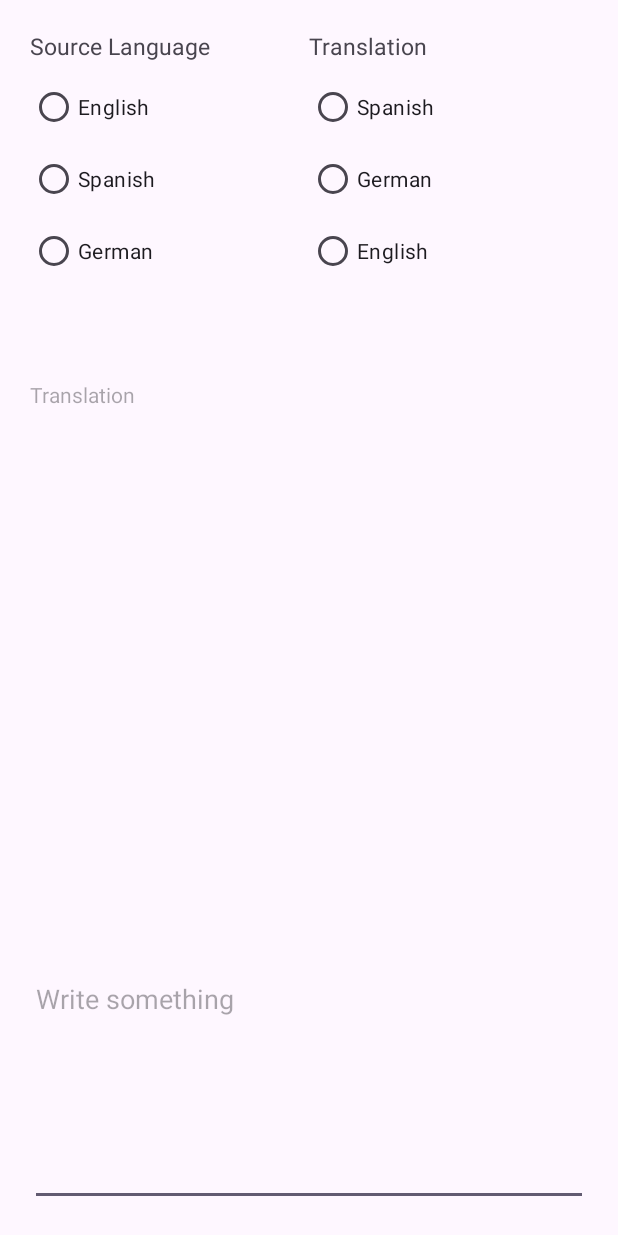
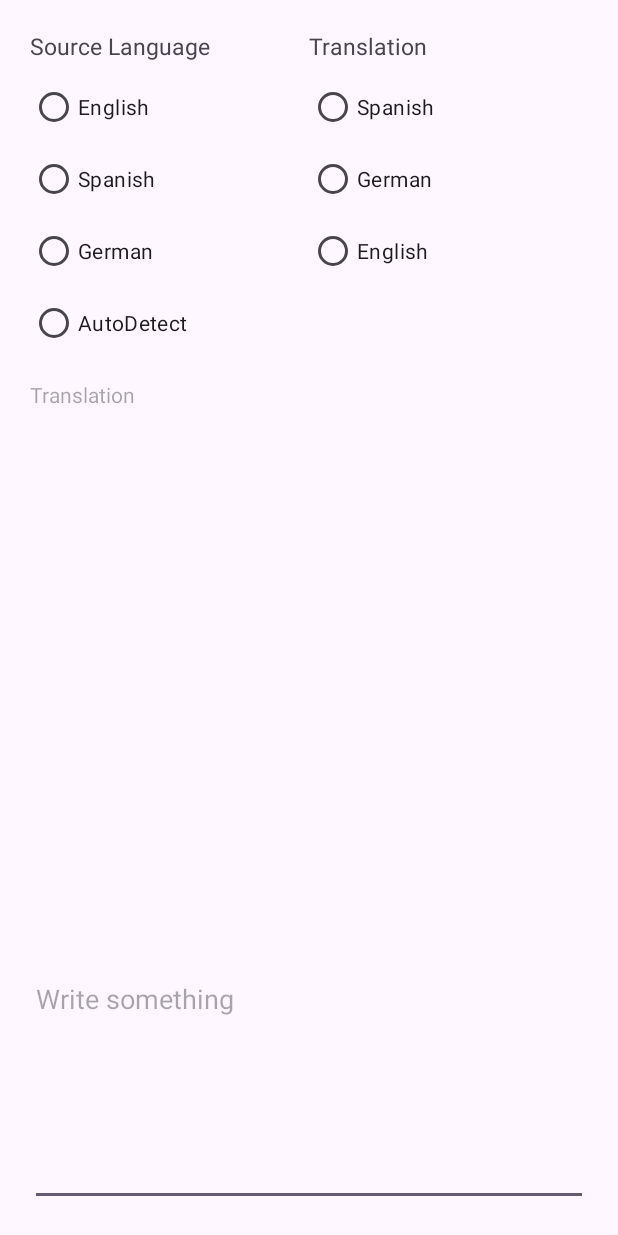
Before and after one commit to aublwill/C323.p4.Translator, an Android app: the screen it shows after launch (MainActivity), on a phone screen of 412 x 824 dp. Run offline under Robolectric (Android 15) with nearby library versions, the phone set to English and light mode, and no system bars; libraries missing offline, so code that uses them is left out: com.google.mlkit.nl; 2 statements that could not run were skipped.

Commit message:
added AutoDetect

```diff
--- a/app/src/main/java/com/example/c323p4translator/TranslateFragment.kt
+++ b/app/src/main/java/com/example/c323p4translator/TranslateFragment.kt
@@ -41,6 +41,8 @@ class TranslateFragment : Fragment() {
                 viewModel.setSourceLanguage("Spanish")
             else if (binding.rbGermS.isChecked)
                 viewModel.setSourceLanguage("German")
+            else if (binding.rbAuto.isChecked)
+                viewModel.setSourceLanguage("AutoDetect")
 
         }
         //target
@@ -58,7 +60,9 @@ class TranslateFragment : Fragment() {
         etWrite.addTextChangedListener(object : TextWatcher {
             override fun afterTextChanged(s: Editable?) {
                 val inputText = s.toString()
-                viewModel.translate(inputText, viewModel.sourceLanguage.value.toString(), viewModel.targetLanguage.value.toString())
+                if (binding.rbAuto.isChecked)
+                    viewModel.autoTranslate(inputText, viewModel.targetLanguage.value.toString())
+                else viewModel.translate(inputText, viewModel.sourceLanguage.value.toString(), viewModel.targetLanguage.value.toString())
             }
 
             override fun beforeTextChanged(s: CharSequence?, start: Int, count: Int, after: Int) {}
--- a/app/src/main/java/com/example/c323p4translator/TranslationViewModel.kt
+++ b/app/src/main/java/com/example/c323p4translator/TranslationViewModel.kt
@@ -38,6 +38,24 @@ class TranslationViewModel: ViewModel() {
             .setConfidenceThreshold(0.5f)
             .build()
     )
+    /*
+    method that identifies the source language that the user is typing
+    @param text: string of what to translate
+    @param targetLang: string that identifies the target language
+     */
+    fun autoTranslate(text:String, targetLang: String){
+        languageIdentifier.identifyLanguage(text)
+            .addOnSuccessListener { languageCode ->
+                _sourceLanguage.value = languageCode
+
+                translator = createTranslator(languageCode, targetLang)
+                translator.downloadModelIfNeeded()
+                translator.translate(text)
+                    .addOnSuccessListener { translatedText->
+                        _translatedText.value = translatedText
+                    }
+            }
+    }
 
     /*
     method that initializes translator with default options
@@ -69,29 +87,6 @@ class TranslationViewModel: ViewModel() {
                 Log.e(e.toString(), e.toString())
             }
 
-        /*
-
-        languageIdentifier.identifyLanguage(text)
-            .addOnSuccessListener { languageCode ->
-                _sourceLanguage.value = languageCode
-                _targetLanguage.value = targetLang
-                translator = createTranslator(languageCode, targetLang)
-                translator.downloadModelIfNeeded()
-                translator.translate(text)
-                    .addOnSuccessListener { translatedText ->
-                        _translatedText.value = translatedText
-                    }
-                    .addOnFailureListener{e ->
-                        Log.e(e.toString(), e.toString())
-                    }
-            }
-            .addOnFailureListener{e ->
-                Log.e(e.toString(), e.toString())
-            }
-
-
-         */
-
     }
 
     /*
@@ -100,13 +95,14 @@ class TranslationViewModel: ViewModel() {
     @param targetLanguageCode: string that identifies the target language
      */
     private fun createTranslator(sourceLanguageCode:String, targetLanguageCode:String): Translator{
-        var source = ""
+        var source = sourceLanguageCode
         if (sourceLanguageCode.equals("English"))
             source = TranslateLanguage.ENGLISH
         if (sourceLanguageCode.equals("Spanish"))
             source = TranslateLanguage.SPANISH
         if (sourceLanguageCode.equals("German"))
             source = TranslateLanguage.GERMAN
+
         var target = ""
         if (targetLanguageCode.equals("English"))
             target = TranslateLanguage.ENGLISH
--- a/app/src/main/res/layout/fragment_translate.xml
+++ b/app/src/main/res/layout/fragment_translate.xml
@@ -54,6 +54,11 @@
                 android:layout_width="match_parent"
                 android:layout_height="wrap_content"
                 android:text="German" />
+            <RadioButton
+                android:id="@+id/rbAuto"
+                android:layout_width="match_parent"
+                android:layout_height="wrap_content"
+                android:text="AutoDetect"/>
         </RadioGroup>
 
         <RadioGroup
```
